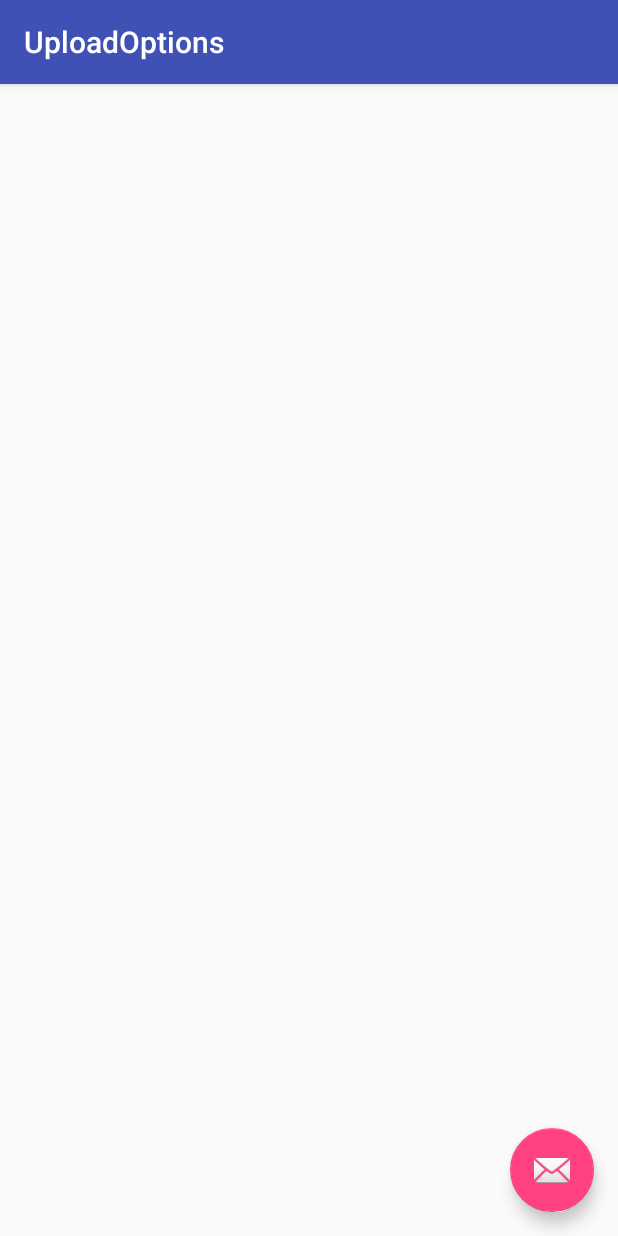
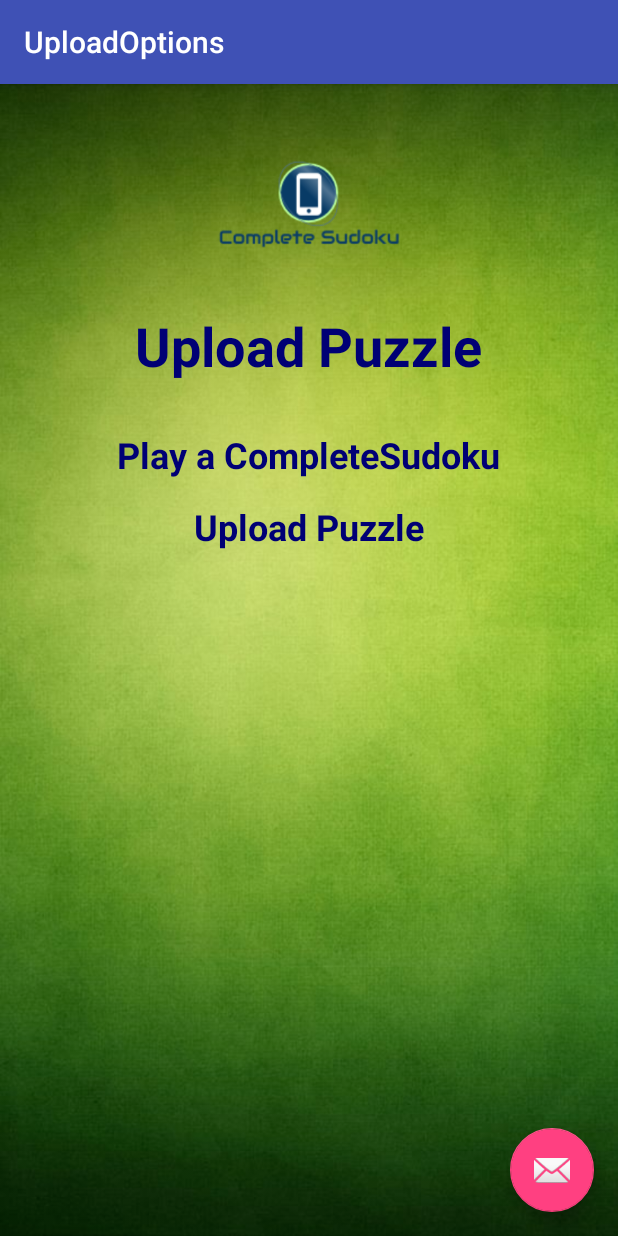
Before and after one commit to dornelasN/CompleteSudoku2, an Android app: the UploadOptions screen opened directly, with no data from a screen before it, on a phone screen of 412 x 824 dp. Run offline under Robolectric (Android 15) with nearby library versions, the light colour scheme and no system bars.

Commit message:
Backgroung image and content_upload_options.xml changes

```diff
--- a/app/src/main/res/layout/content_upload_options.xml
+++ b/app/src/main/res/layout/content_upload_options.xml
@@ -1,11 +1,80 @@
 <?xml version="1.0" encoding="utf-8"?>
-<android.support.constraint.ConstraintLayout xmlns:android="http://schemas.android.com/apk/res/android"
+<RelativeLayout xmlns:android="http://schemas.android.com/apk/res/android"
     xmlns:app="http://schemas.android.com/apk/res-auto"
     xmlns:tools="http://schemas.android.com/tools"
     android:layout_width="match_parent"
     android:layout_height="match_parent"
     app:layout_behavior="@string/appbar_scrolling_view_behavior"
     tools:context="com.example.enkhturbadamsaikhan.completesudoku.UploadOptions"
-    tools:showIn="@layout/activity_upload_options">
+    tools:showIn="@layout/activity_upload_options"
+    android:background="@drawable/background2_image">
 
-</android.support.constraint.ConstraintLayout>
+    <LinearLayout
+        android:orientation="vertical"
+        android:layout_width="match_parent"
+        android:layout_height="match_parent"
+        android:layout_alignParentTop="true"
+        android:layout_alignParentStart="true">
+
+        <ImageView
+            android:layout_width="match_parent"
+            android:layout_height="150dp"
+            app:srcCompat="@drawable/logo_small"
+            android:layout_alignParentTop="true"
+            android:layout_centerHorizontal="true"
+            android:id="@+id/iv_logo" />
+
+        <TextView
+            android:id="@+id/singlePlayer"
+            android:layout_width="wrap_content"
+            android:layout_height="wrap_content"
+            android:layout_gravity="center"
+            android:typeface="sans"
+            android:textSize="36sp"
+            android:textStyle="bold"
+            android:textColor="#000075"
+            android:text="Upload Puzzle" />
+
+        <LinearLayout
+            android:orientation="vertical"
+            android:layout_width="match_parent"
+            android:layout_marginTop="32dp"
+            android:layout_height="wrap_content">
+
+            <TextView
+                android:layout_gravity="center"
+                android:text="@string/fromSudokuGeneratorButton"
+                android:layout_width="wrap_content"
+                android:layout_height="32dp"
+                android:id="@+id/from_sudoku_generator_text"
+                android:layout_marginBottom="16dp"
+                android:layout_marginLeft="16dp"
+                android:layout_marginRight="16dp"
+                android:typeface="sans"
+                android:textSize="24sp"
+                android:textStyle="bold"
+                android:textColor="#000075"
+                android:textAlignment="center"
+
+                android:layout_weight="1" />
+
+            <TextView
+                android:layout_gravity="center"
+                android:text="@string/fromCameraButton"
+                android:layout_width="wrap_content"
+                android:layout_height="32dp"
+                android:id="@+id/from_camera_text"
+                android:layout_marginLeft="16dp"
+                android:layout_marginRight="16dp"
+                android:typeface="sans"
+                android:textSize="24sp"
+                android:textStyle="bold"
+                android:textColor="#000075"
+                android:textAlignment="center"
+                android:layout_weight="1" />
+        </LinearLayout>
+
+    </LinearLayout>
+
+
+</RelativeLayout>
```
Also changed, not shown: app/src/main/res/drawable/background2_image.png.
